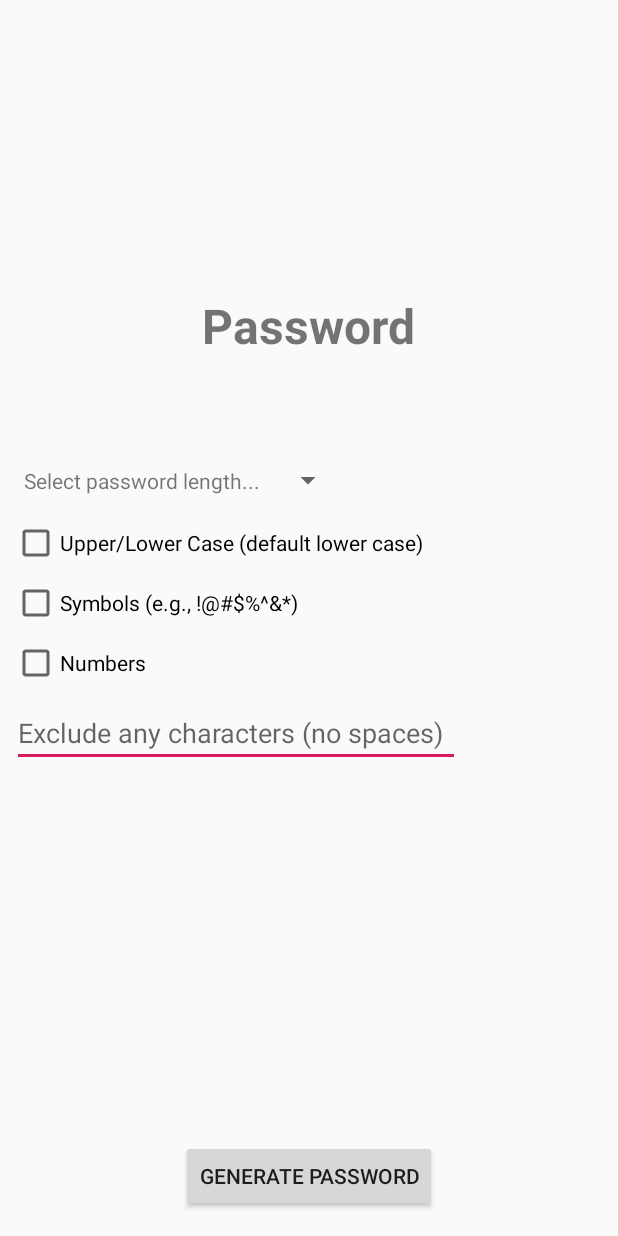
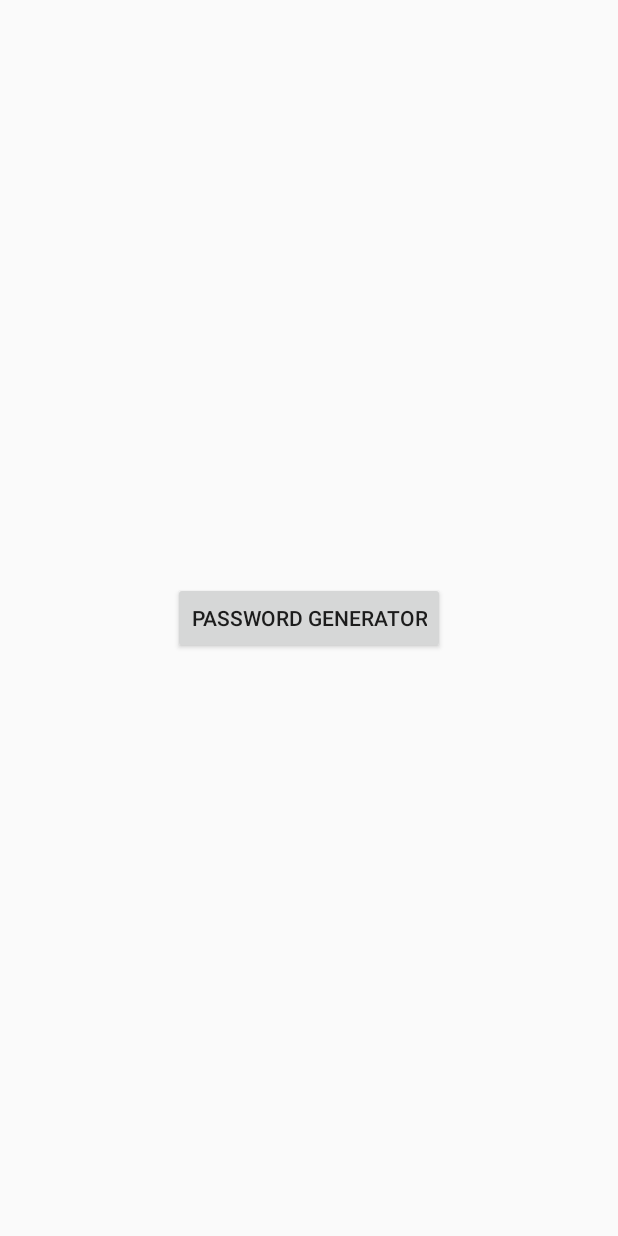
Before and after one commit to kmnthecoder/SimplePasswordGenerator, an Android app: the screen it shows after launch (MainActivity), on a phone screen of 412 x 824 dp. Run offline under Robolectric (Android 15) with nearby library versions, the phone set to English and light mode, and no system bars.

Commit message:
- separate mainactivity and passwordgenerator activity - refactor and cleanup some code - change onclicklistener styles

```diff
--- a/app/src/main/AndroidManifest.xml
+++ b/app/src/main/AndroidManifest.xml
@@ -9,7 +9,8 @@
         android:roundIcon="@mipmap/ic_launcher_round"
         android:supportsRtl="true"
         android:theme="@style/AppTheme">
-        <activity android:name=".MainActivity">
+        <activity android:name=".Activities.PasswordGenerator"></activity>
+        <activity android:name=".Activities.MainActivity">
             <intent-filter>
                 <action android:name="android.intent.action.MAIN" />
 
--- /dev/null
+++ b/app/src/main/java/com/lotex/android/simplepasswordgenerator/Activities/MainActivity.java
@@ -0,0 +1,53 @@
+package com.lotex.android.simplepasswordgenerator.Activities;
+
+
+import androidx.appcompat.app.AppCompatActivity;
+
+import android.content.Intent;
+import android.os.Bundle;
+import android.view.View;
+
+import android.widget.Button;
+
+
+import com.lotex.android.simplepasswordgenerator.R;
+
+public class MainActivity extends AppCompatActivity implements
+        View.OnClickListener {
+
+    private static final String LOG_TAG = MainActivity.class.getSimpleName();
+
+    private Button mPasswordGenerator;
+
+    @Override
+    protected void onCreate(Bundle savedInstanceState) {
+        super.onCreate(savedInstanceState);
+        setContentView(R.layout.activity_main);
+        // Set views to variables
+        viewAttach();
+    }
+
+
+    public void viewAttach() {
+        mPasswordGenerator = findViewById(R.id.button_password_generator);
+        mPasswordGenerator.setOnClickListener(this);
+    }
+
+    public void passwordGeneratorIntent() {
+        Intent intent = new Intent(MainActivity.this, PasswordGenerator.class);
+        startActivity(intent);
+    }
+
+    @Override
+    public void onClick(View v) {
+        switch (v.getId()) {
+            case R.id.button_password_generator:
+                passwordGeneratorIntent();
+                break;
+            default:
+                break;
+        }
+    }
+
+
+} // class end
--- a/app/src/main/java/com/lotex/android/simplepasswordgenerator/MainActivity.java
+++ b/app/src/main/java/com/lotex/android/simplepasswordgenerator/Activities/PasswordGenerator.java
@@ -1,4 +1,4 @@
-package com.lotex.android.simplepasswordgenerator;
+package com.lotex.android.simplepasswordgenerator.Activities;
 
 import androidx.annotation.NonNull;
 import androidx.annotation.Nullable;
@@ -8,7 +8,6 @@ import android.content.ClipData;
 import android.content.ClipboardManager;
 import android.graphics.Color;
 import android.os.Bundle;
-import android.util.Log;
 import android.view.View;
 import android.view.ViewGroup;
 import android.widget.AdapterView;
@@ -20,16 +19,14 @@ import android.widget.Spinner;
 import android.widget.TextView;
 import android.widget.Toast;
 
-import org.w3c.dom.Text;
+import com.lotex.android.simplepasswordgenerator.R;
 
-import java.io.Console;
-import java.lang.reflect.Array;
 import java.util.ArrayList;
 import java.util.Random;
 
-public class MainActivity extends AppCompatActivity {
+public class PasswordGenerator extends AppCompatActivity {
 
-    private static final String LOG_TAG = "MainActivity";
+    private static final String LOG_TAG = PasswordGenerator.class.getSimpleName();
 
     private TextView mTextPassword;
     private ClipboardManager mClipboard;
@@ -41,7 +38,7 @@ public class MainActivity extends AppCompatActivity {
     @Override
     protected void onCreate(Bundle savedInstanceState) {
         super.onCreate(savedInstanceState);
-        setContentView(R.layout.activity_main);
+        setContentView(R.layout.activity_password_generator);
 
         // Set on click listener for generate password button
         addListenerGenerate();
@@ -52,7 +49,7 @@ public class MainActivity extends AppCompatActivity {
         // Set views to variables
         viewAttach();
 
-    } // onCreate end
+    }
 
     // Add listener to generate password button
     public void addListenerGenerate() {
@@ -213,4 +210,4 @@ public class MainActivity extends AppCompatActivity {
     } // generatePassword end
 
 
-} // class end
+} // end of class
--- a/app/src/main/res/layout/activity_main.xml
+++ b/app/src/main/res/layout/activity_main.xml
@@ -4,93 +4,17 @@
     xmlns:tools="http://schemas.android.com/tools"
     android:layout_width="match_parent"
     android:layout_height="match_parent"
-    tools:context=".MainActivity">
+    tools:context=".Activities.MainActivity">
 
-    <TextView
-        android:id="@+id/text_password"
+    <Button
+        android:id="@+id/button_password_generator"
         android:layout_width="wrap_content"
         android:layout_height="wrap_content"
-        android:text="@string/placeholder_password"
-        android:textSize="32sp"
-        android:textStyle="bold"
+        android:text="@string/action_password_generator"
         app:layout_constraintBottom_toBottomOf="parent"
         app:layout_constraintEnd_toEndOf="parent"
-        app:layout_constraintHorizontal_bias="0.5"
-        app:layout_constraintLeft_toLeftOf="parent"
-        app:layout_constraintRight_toRightOf="parent"
         app:layout_constraintStart_toStartOf="parent"
-        app:layout_constraintTop_toTopOf="parent"
-        app:layout_constraintVertical_bias="0.25" />
-
-    <Button
-        android:id="@+id/button_generate"
-        android:layout_width="wrap_content"
-        android:layout_height="wrap_content"
-        android:layout_marginBottom="16dp"
-        android:text="@string/generate_password_text"
-        app:layout_constraintBottom_toBottomOf="parent"
-        app:layout_constraintEnd_toEndOf="parent"
-        app:layout_constraintStart_toStartOf="parent" />
-
-    <CheckBox
-        android:id="@+id/checkBox_upperlower"
-        android:layout_width="wrap_content"
-        android:layout_height="wrap_content"
-        android:layout_marginStart="8dp"
-        android:layout_marginLeft="8dp"
-        android:layout_marginTop="8dp"
-        android:text="@string/checkBox_upperlower_text"
-        app:layout_constraintStart_toStartOf="parent"
-        app:layout_constraintTop_toBottomOf="@+id/spinner_passwordlength" />
-
-    <CheckBox
-        android:id="@+id/checkBox_symbols"
-        android:layout_width="wrap_content"
-        android:layout_height="wrap_content"
-        android:layout_marginStart="8dp"
-        android:layout_marginLeft="8dp"
-        android:layout_marginTop="8dp"
-        android:text="@string/checkBox_symbols_text"
-        app:layout_constraintBottom_toBottomOf="parent"
-        app:layout_constraintStart_toStartOf="parent"
-        app:layout_constraintTop_toBottomOf="@+id/checkBox_upperlower"
-        app:layout_constraintVertical_bias="0.0" />
-
-    <CheckBox
-        android:id="@+id/checkBox_numbers"
-        android:layout_width="wrap_content"
-        android:layout_height="wrap_content"
-        android:layout_marginStart="8dp"
-        android:layout_marginLeft="8dp"
-        android:layout_marginTop="8dp"
-        android:text="@string/checkBox_numbers_text"
-        app:layout_constraintStart_toStartOf="parent"
-        app:layout_constraintTop_toBottomOf="@+id/checkBox_symbols" />
-
-    <EditText
-        android:id="@+id/editText_exclude"
-        android:layout_width="wrap_content"
-        android:layout_height="wrap_content"
-        android:layout_marginStart="8dp"
-        android:layout_marginLeft="8dp"
-        android:layout_marginTop="8dp"
-        android:ems="14"
-        android:hint="@string/editText_exclude_text"
-        android:importantForAutofill="no"
-        android:inputType="textPersonName"
-        app:layout_constraintStart_toStartOf="parent"
-        app:layout_constraintTop_toBottomOf="@+id/checkBox_numbers" />
-
-    <Spinner
-        android:id="@+id/spinner_passwordlength"
-        android:layout_width="wrap_content"
-        android:layout_height="wrap_content"
-        android:layout_marginStart="8dp"
-        android:layout_marginLeft="8dp"
-        android:layout_marginTop="64dp"
-        android:spinnerMode="dropdown"
-        app:layout_constraintStart_toStartOf="parent"
-        app:layout_constraintTop_toBottomOf="@+id/text_password" />
+        app:layout_constraintTop_toTopOf="parent" />
 
 
 </androidx.constraintlayout.widget.ConstraintLayout>
--- a/app/src/main/res/values/strings.xml
+++ b/app/src/main/res/values/strings.xml
@@ -6,4 +6,5 @@
     <string name="checkBox_upperlower_text">Upper/Lower Case (default lower case)</string>
     <string name="checkBox_numbers_text">Numbers</string>
     <string name="editText_exclude_text">Exclude any characters (no spaces)</string>
+    <string name="action_password_generator">Password Generator</string>
 </resources>
```
Also changed, not shown: app/src/main/res/layout/activity_password_generator.xml (added, +95 -0 lines).
